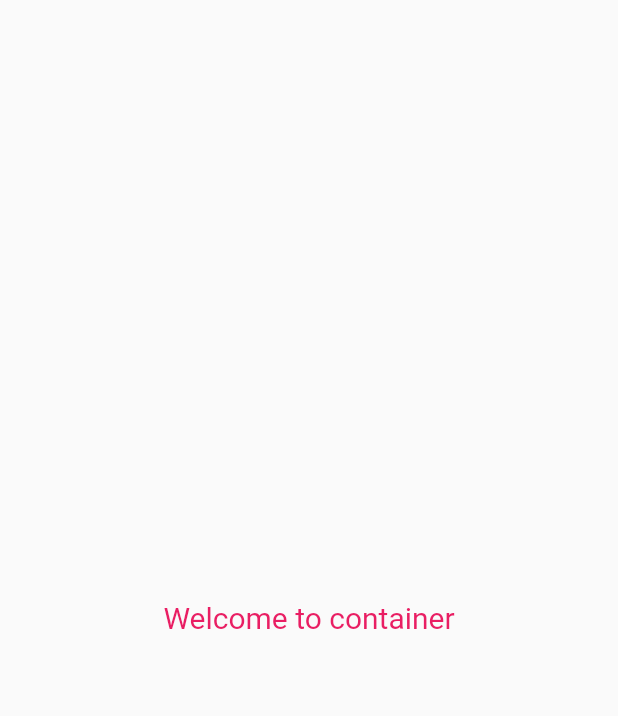
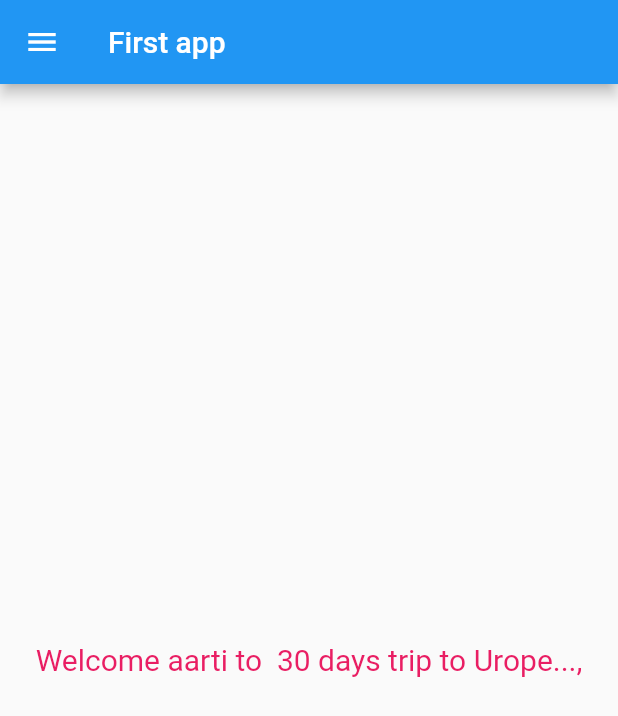
Before and after one commit to aartitapadiya/Flutter, a Flutter app: the screen it shows after launch, on a phone screen of 412 x 824 dp. Shown: the top 716 px of the screen. Run offline on Flutter 3.47's test engine with Material 2 defaults, Android fonts, the phone set to English and light mode, and no system bars.

Commit message:
day2 complete

```diff
--- /dev/null
+++ b/lib/homepage.dart
@@ -0,0 +1,26 @@
+import 'package:flutter/material.dart';
+
+class HomePage extends StatelessWidget {
+  const HomePage({super.key});
+
+  final int days = 30;
+  final String name = 'aarti';
+  @override
+  Widget build(BuildContext context) {
+    return Scaffold(
+      appBar: AppBar(
+        title: const Text('First app'),
+      ),
+      body: Center(
+        child: Text(
+          'Welcome $name to  $days days trip to Urope...,',
+          style: const TextStyle(
+            color: Colors.pink,
+            fontSize: 20,
+          ),
+        ),
+      ),
+      drawer: Drawer(),
+    );
+  }
+}
--- a/lib/main.dart
+++ b/lib/main.dart
@@ -1,4 +1,5 @@
 import 'package:flutter/material.dart';
+import 'package:tableexercise/homepage.dart';
 
 void main() {
   runApp(const MyApp());
@@ -9,16 +10,9 @@ class MyApp extends StatelessWidget {
 
   @override
   Widget build(BuildContext context) {
-    return MaterialApp(
-      home:Material(
-        child:Center(
-      child:Container(
-        child:Text('Welcome to container',
-        style: TextStyle(color: Colors.pink,fontSize: 20,),),
-        ),
-      ),
-      ),
+
+    return const MaterialApp(
+      home: HomePage(),
     );
-
   }
 }
```
